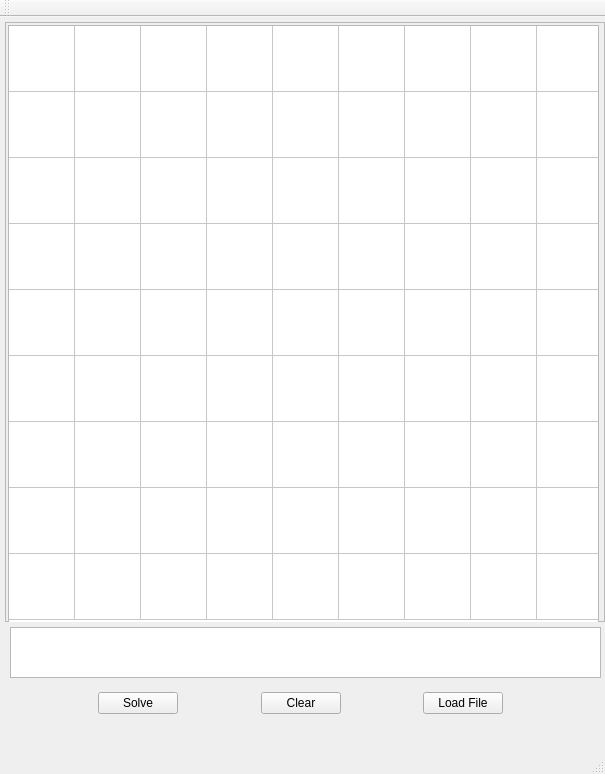
Before: the Qt Designer form SuDoKu_Solver/mainwindow.ui in jrem090/SuDoKu, drawn with Qt 5.
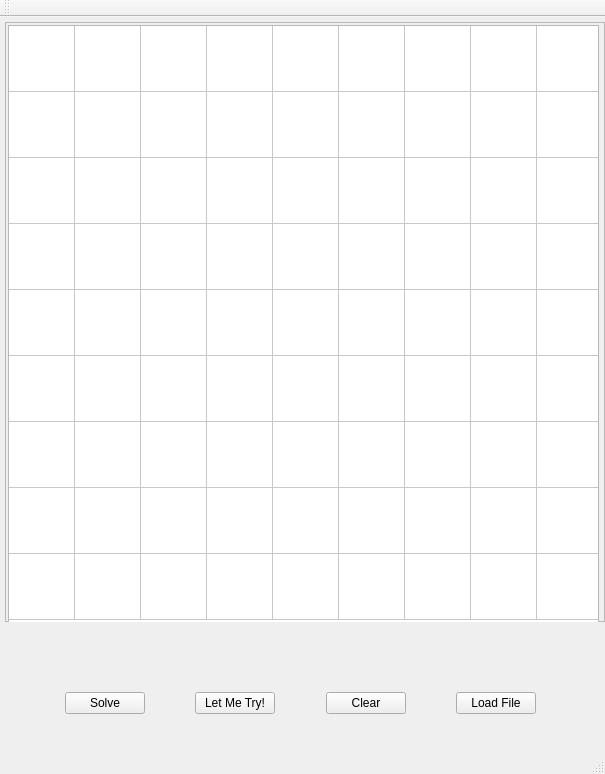
After: the same form once the commit is applied.

Commit message: added some error checking adding new user mode to make more of a complete Sudoku application

Diff of the .ui file:
```diff
--- a/SuDoKu_Solver/mainwindow.ui
+++ b/SuDoKu_Solver/mainwindow.ui
@@ -57,6 +57,26 @@
        </property>
       </spacer>
      </item>
+     <item>
+      <widget class="QPushButton" name="modeButton">
+       <property name="text">
+        <string>Let Me Try!</string>
+       </property>
+      </widget>
+     </item>
+     <item>
+      <spacer name="horizontalSpacer_5">
+       <property name="orientation">
+        <enum>Qt::Horizontal</enum>
+       </property>
+       <property name="sizeHint" stdset="0">
+        <size>
+         <width>40</width>
+         <height>20</height>
+        </size>
+       </property>
+      </spacer>
+     </item>
      <item>
       <widget class="QPushButton" name="clearButton">
        <property name="text">
@@ -255,15 +275,25 @@
      </item>
     </widget>
    </widget>
-   <widget class="QTextBrowser" name="textBrowser">
+   <widget class="QLabel" name="label">
     <property name="geometry">
      <rect>
       <x>10</x>
       <y>610</y>
-      <width>591</width>
-      <height>51</height>
+      <width>581</width>
+      <height>31</height>
      </rect>
     </property>
+    <property name="styleSheet">
+     <string notr="true">QLabel
+{
+text-align: center;
+	font: 75 16pt &quot;MS Shell Dlg 2&quot;;
+}</string>
+    </property>
+    <property name="text">
+     <string/>
+    </property>
    </widget>
   </widget>
   <widget class="QMenuBar" name="menuBar">
```
Left out of the diff: 2 changed lines with no effect on the pictures. The commit also changes 4 other files.
